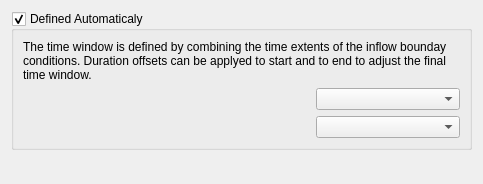
Above: src/ui/structure2d/reoshydraulicstructure2dtimewindowwidget.ui from vcloarec/ReosProject before the change. Below: the same form after it.
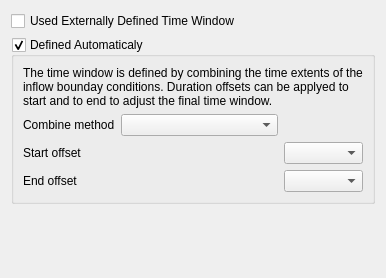
That is the form after the change. Custom widgets are drawn as their Qt base class.

Commit message: handle time window with external defined models

Patch:
```diff
--- a/src/ui/structure2d/reoshydraulicstructure2dtimewindowwidget.ui
+++ b/src/ui/structure2d/reoshydraulicstructure2dtimewindowwidget.ui
@@ -6,14 +6,24 @@
    <rect>
     <x>0</x>
     <y>0</y>
-    <width>483</width>
-    <height>184</height>
+    <width>386</width>
+    <height>278</height>
    </rect>
   </property>
   <property name="windowTitle">
    <string>Form</string>
   </property>
   <layout class="QVBoxLayout" name="verticalLayout">
+   <item>
+    <widget class="QCheckBox" name="mExternallyCheckBox">
+     <property name="toolTip">
+      <string>Typically, used time window configured in original imported file.</string>
+     </property>
+     <property name="text">
+      <string>Used Externally Defined Time Window</string>
+     </property>
+    </widget>
+   </item>
    <item>
     <widget class="QGroupBox" name="mGroupBoxAuto">
      <property name="title">
@@ -23,19 +33,43 @@
       <bool>true</bool>
      </property>
      <layout class="QGridLayout" name="gridLayout">
-      <item row="2" column="0" colspan="2">
+      <item row="3" column="1" colspan="2">
        <widget class="ReosParameterDurationWidget" name="mEndOffset" native="true"/>
       </item>
-      <item row="1" column="0" colspan="2">
-       <widget class="ReosParameterDurationWidget" name="mStartOffset" native="true"/>
-      </item>
-      <item row="1" column="2">
+      <item row="2" column="3">
        <widget class="QComboBox" name="mComboBoxOriginStart"/>
       </item>
-      <item row="2" column="2">
+      <item row="3" column="3">
        <widget class="QComboBox" name="mComboBoxOriginEnd"/>
       </item>
-      <item row="0" column="0" colspan="3">
+      <item row="2" column="1" colspan="2">
+       <widget class="ReosParameterDurationWidget" name="mStartOffset" native="true"/>
+      </item>
+      <item row="2" column="0">
+       <widget class="QLabel" name="label_3">
+        <property name="text">
+         <string>Start offset</string>
+        </property>
+       </widget>
+      </item>
+      <item row="3" column="0">
+       <widget class="QLabel" name="label_4">
+        <property name="text">
+         <string>End offset</string>
+        </property>
+       </widget>
+      </item>
+      <item row="1" column="0">
+       <widget class="QLabel" name="label_2">
+        <property name="text">
+         <string>Combine method</string>
+        </property>
+       </widget>
+      </item>
+      <item row="1" column="1" colspan="2">
+       <widget class="QComboBox" name="mCombineCombo"/>
+      </item>
+      <item row="0" column="0" colspan="4">
        <widget class="QLabel" name="label">
         <property name="text">
          <string>The time window is defined by combining the time extents of the inflow bounday conditions. Duration offsets can be applyed to start and to end to adjust the final time window. </string>
```
The commit also changes 26 other files.
